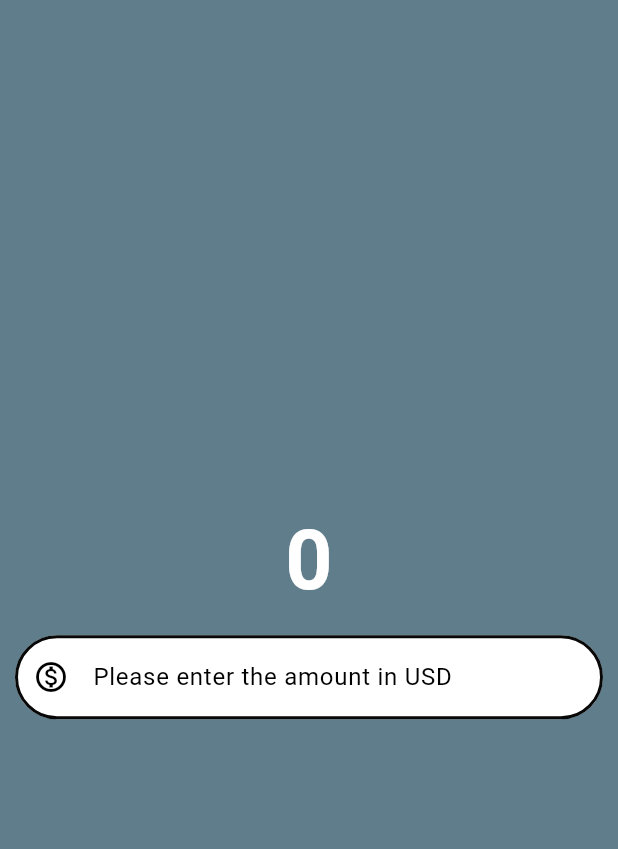
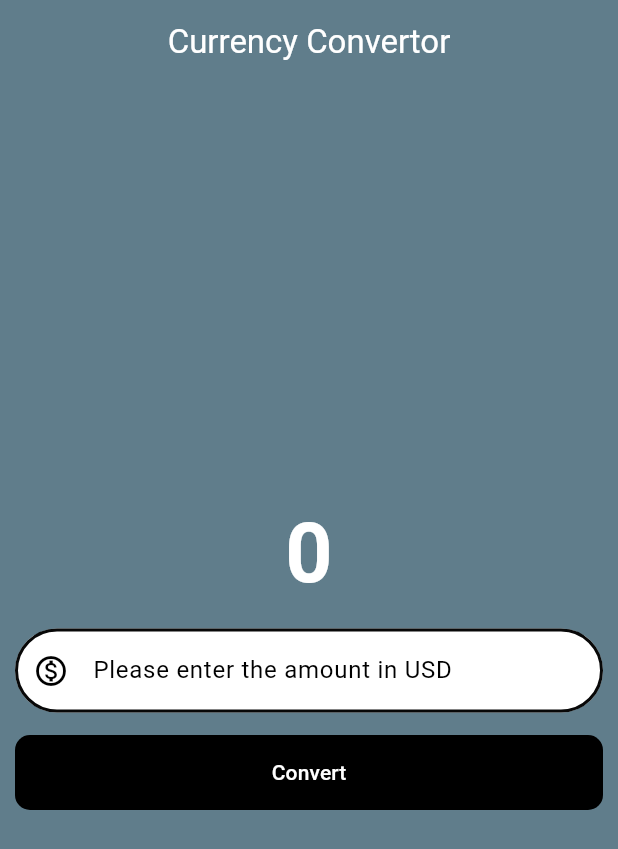
Before and after one commit to Aarush-Parashar/currency_convertor, a Flutter app: the screen it shows after launch, on a phone screen of 412 x 824 dp. Shown: the top 849 px of the screen. Run offline on Flutter 3.47's test engine with Material 3 defaults, Android fonts, the phone set to English and light mode, and no system bars.

Commit message:
added a button

```diff
--- a/analysis_options.yaml
+++ b/analysis_options.yaml
@@ -21,7 +21,7 @@ linter:
   # `// ignore_for_file: name_of_lint` syntax on the line or in the file
   # producing the lint.
   rules:
-    # avoid_print: false  # Uncomment to disable the `avoid_print` rule
+    #avoid_print: false  # Uncomment to disable the `avoid_print` rule
     # prefer_single_quotes: true  # Uncomment to enable the `prefer_single_quotes` rule
 
 # Additional information about this file can be found at
--- a/lib/currency_convertor_material_page.dart
+++ b/lib/currency_convertor_material_page.dart
@@ -1,3 +1,4 @@
+import 'package:flutter/foundation.dart';
 import 'package:flutter/material.dart';
 
 class CurrencyConvertorMaterialPage extends StatelessWidget {
@@ -16,6 +17,17 @@ class CurrencyConvertorMaterialPage extends StatelessWidget {
 
     return Scaffold(
       backgroundColor: Colors.blueGrey,
+      appBar: AppBar(
+        title: const Text(
+          'Currency Convertor',
+          style: TextStyle(
+            color: Colors.white,
+          ),
+        ),
+        backgroundColor: Colors.blueGrey,
+        elevation: 0,
+        centerTitle: true,
+      ),
       body: Center(
         child: Column(
           mainAxisAlignment: MainAxisAlignment.center,
@@ -27,7 +39,7 @@ class CurrencyConvertorMaterialPage extends StatelessWidget {
                   fontWeight: FontWeight.bold,
                   color: Color.fromARGB(255, 255, 255, 255)),
             ),
-            Container(
+            Padding(
               padding: const EdgeInsets.all(10.0),
               child: TextField(
                 style: const TextStyle(color: Colors.black),
@@ -47,6 +59,25 @@ class CurrencyConvertorMaterialPage extends StatelessWidget {
                   decimal: true,
                 ),
               ),
+            ),
+            Padding(
+              padding: const EdgeInsets.fromLTRB(10, 5, 10, 10),
+              child: TextButton(
+                onPressed: () {
+                  if (kDebugMode) {
+                    print('Button Clicked');
+                  }
+                },
+                style: TextButton.styleFrom(
+                  backgroundColor: Colors.black,
+                  foregroundColor: Colors.white,
+                  minimumSize: const Size(double.infinity, 50),
+                  shape: RoundedRectangleBorder(
+                    borderRadius: BorderRadius.circular(10),
+                  ),
+                ),
+                child: const Text("Convert"),
+              ),
             )
           ],
         ),
```
